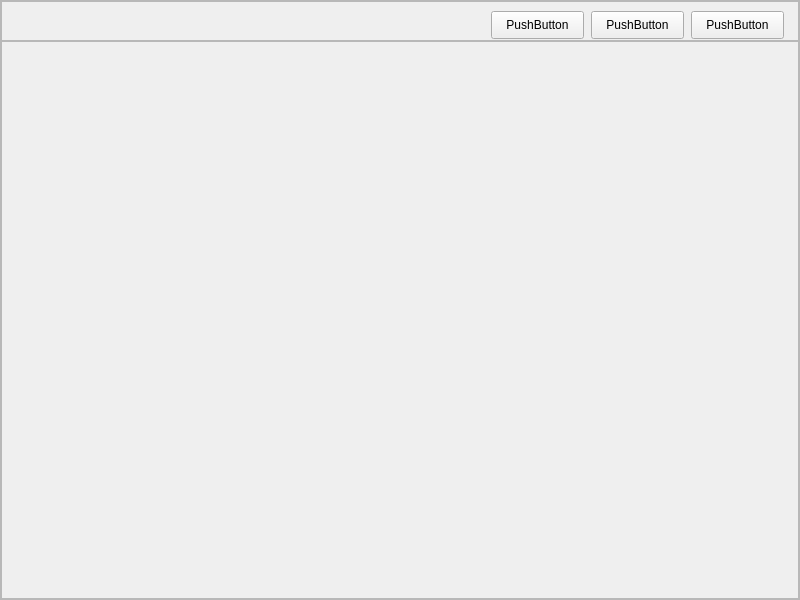
Qt form ui/untitled.ui (brunoulis/PixelDetect) before a commit.
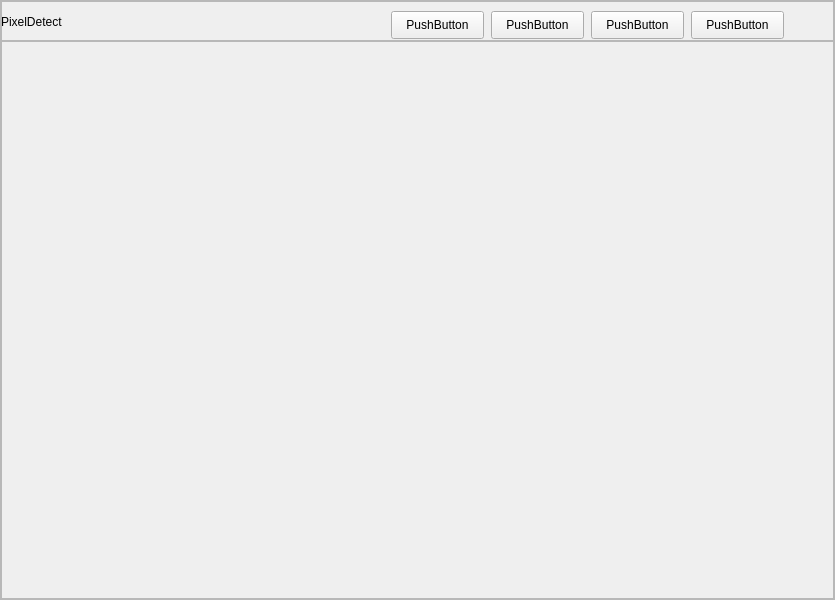
The same form after that commit.

Patch:
```diff
--- a/ui/untitled.ui
+++ b/ui/untitled.ui
@@ -6,7 +6,7 @@
    <rect>
     <x>0</x>
     <y>0</y>
-    <width>800</width>
+    <width>835</width>
     <height>600</height>
    </rect>
   </property>
@@ -107,6 +107,32 @@
            <string>PushButton</string>
           </property>
          </widget>
+         <widget class="QPushButton" name="pushButton_4">
+          <property name="geometry">
+           <rect>
+            <x>390</x>
+            <y>10</y>
+            <width>93</width>
+            <height>28</height>
+           </rect>
+          </property>
+          <property name="text">
+           <string>PushButton</string>
+          </property>
+         </widget>
+         <widget class="QLabel" name="label">
+          <property name="geometry">
+           <rect>
+            <x>0</x>
+            <y>0</y>
+            <width>121</width>
+            <height>41</height>
+           </rect>
+          </property>
+          <property name="text">
+           <string>PixelDetect</string>
+          </property>
+         </widget>
         </widget>
        </item>
        <item>
```
